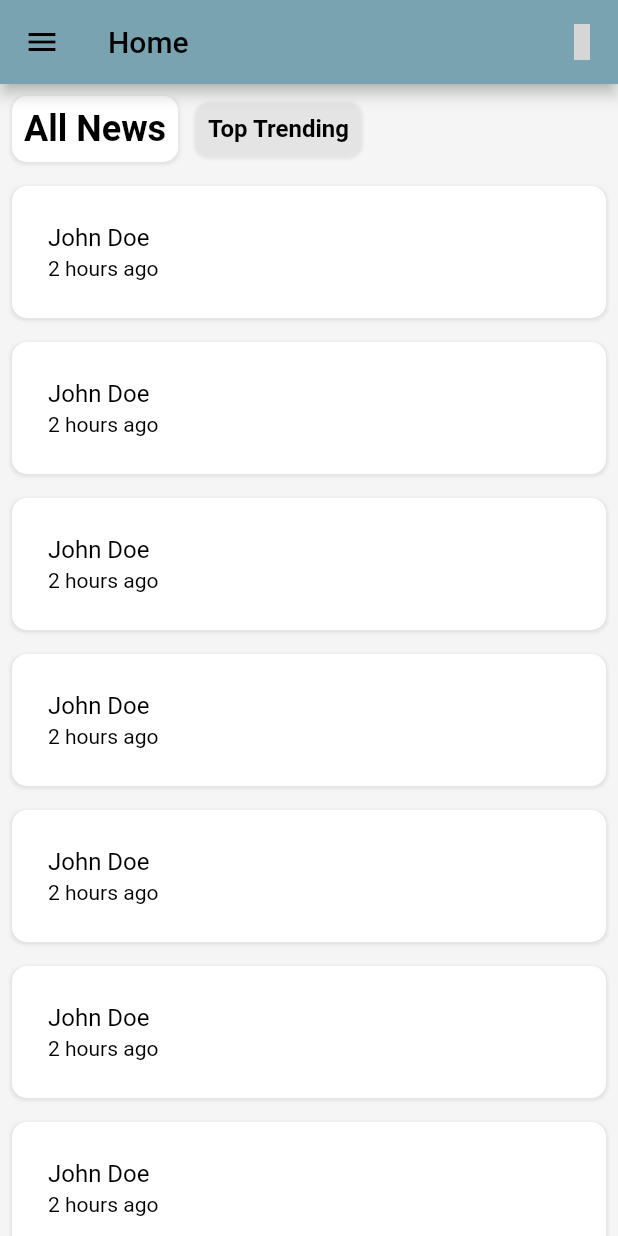
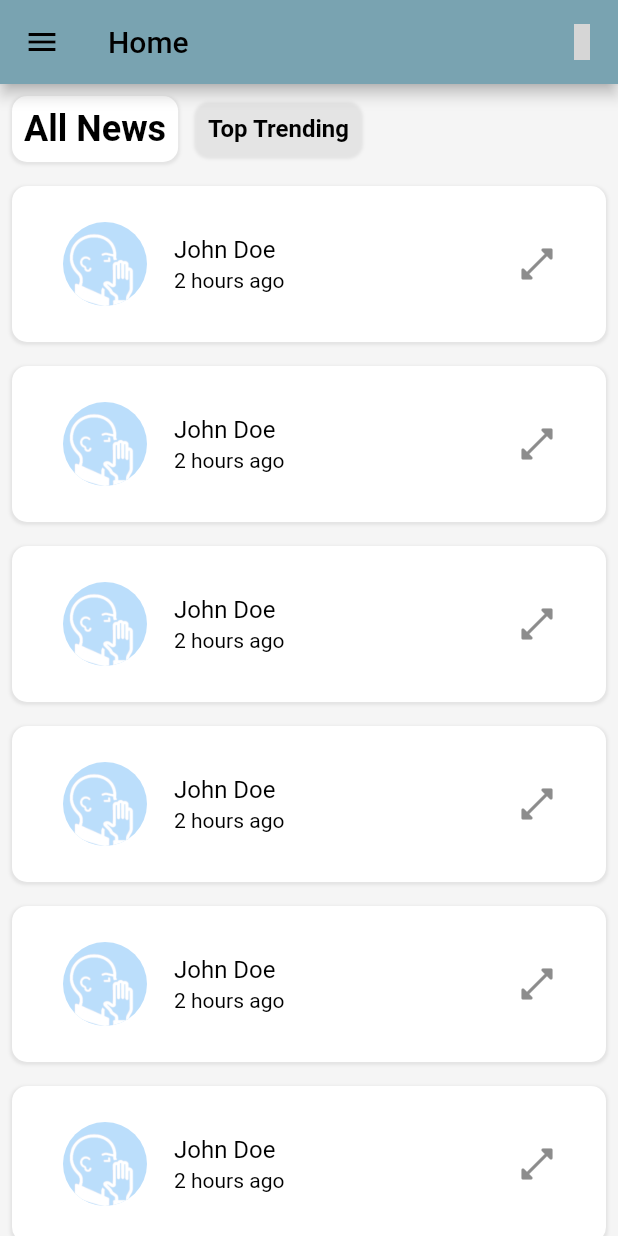
Before and after one commit to V1N0C0DES/scoop, a Flutter app: the screen it shows after launch, on a phone screen of 412 x 824 dp. Run offline on Flutter 3.47's test engine with Material 2 defaults, Android fonts, the phone set to English and light mode, and no system bars; our stand-ins replace flutter_iconly, shared_preferences; grey boxes are pictures that could not be loaded.

Commit message:
Dismissible list titles + article widget UI fixed

```diff
--- a/lib/screens/home_screen.dart
+++ b/lib/screens/home_screen.dart
@@ -4,6 +4,7 @@ import 'package:flutter/material.dart';
 import 'package:flutter_iconly/flutter_iconly.dart';
 import 'package:provider/provider.dart';
 import 'package:scoop/consts/variables.dart';
+import 'package:scoop/widgets/articles_widget.dart';
 import 'package:scoop/widgets/drawer_widget.dart';
 import 'package:scoop/widgets/horrizontal_spacing.dart';
 import 'package:scoop/widgets/tabs.dart';
@@ -93,10 +94,47 @@ class _HomeScreenState extends State<HomeScreen> {
             ),
             Expanded(
               child: ListView.builder(
+                  //pull to refresh
+                  physics: const BouncingScrollPhysics(),
                   shrinkWrap: true,
                   itemCount: 20,
                   itemBuilder: (context, index) {
-                    return Container(
+                    return Dismissible(
+                      key: UniqueKey(),
+                      onDismissed: (direction) {
+                        // Remove the item from the data source.
+                        setState(() {
+                          // articles.removeAt(index);
+                        });
+
+                        // Then show a snackbar.
+                        ScaffoldMessenger.of(context).showSnackBar(
+                          SnackBar(
+                            backgroundColor: // light theme or dark theme
+                                Theme.of(context).colorScheme.secondary,
+                            shape: RoundedRectangleBorder(
+                              borderRadius: BorderRadius.circular(10),
+                            ),
+                            action: SnackBarAction(
+                              label: 'Undo',
+                              textColor: color,
+                              onPressed: () {
+                                // Some code to undo the change.
+                              },
+                            ),
+                            content: Text(
+                              textAlign: TextAlign.center,
+                              'Article bookmarked',
+                              style: TextStyle(
+                                color: color,
+                                fontWeight: FontWeight.bold,
+                                fontStyle: FontStyle.italic,
+                              ),
+                            ),
+                          ),
+                        );
+                      },
+                      child: Container(
                         margin: const EdgeInsets.all(8),
                         decoration: BoxDecoration(
                           color: Theme.of(context).cardColor,
@@ -116,28 +154,16 @@ class _HomeScreenState extends State<HomeScreen> {
                             Padding(
                               padding: const EdgeInsets.all(8.0),
                               child: Row(
-                              children: [
+                                children: const [
                                   //List tiles
                                   Expanded(
-                                  child: ListTile(
-                                    title: Text(
-                                      'John Doe',
-                                      style: TextStyle(
-                                        color: color,
-                                      ),
-                                    ),
-                                    subtitle: Text(
-                                      '2 hours ago',
-                                      style: TextStyle(
-                                        color: color,
-                                      ),
-                                    ),
-                                  ),
+                                    child: ArticlesWidget(),
                                   ),
                                 ],
                               ),
                             ),
                           ],
+                        ),
                       ),
                     );
                   }),
--- /dev/null
+++ b/lib/widgets/articles_widget.dart
@@ -0,0 +1,38 @@
+import 'package:flutter/material.dart';
+
+import '../services/utils.dart';
+
+class ArticlesWidget extends StatelessWidget {
+  const ArticlesWidget({Key? key}) : super(key: key);
+
+  @override
+  Widget build(BuildContext context) {
+    final Color color = Utils(context).getColor;
+
+    return Padding(
+      padding: const EdgeInsets.all(8.0),
+      child: ListTile(
+        leading: const CircleAvatar(
+          radius: 30,
+          backgroundImage: AssetImage('lib/assets/images/ScoopLogo.png'),
+        ),
+        title: Text(
+          'John Doe',
+          style: TextStyle(
+            color: color,
+          ),
+        ),
+        subtitle: Text(
+          '2 hours ago',
+          style: TextStyle(
+            color: color,
+          ),
+        ),
+        trailing: Icon(
+          Icons.open_in_full_rounded,
+          size: 28,
+        ),
+      ),
+    );
+  }
+}
```
Lines whose indentation alone changed are shown as unchanged.
